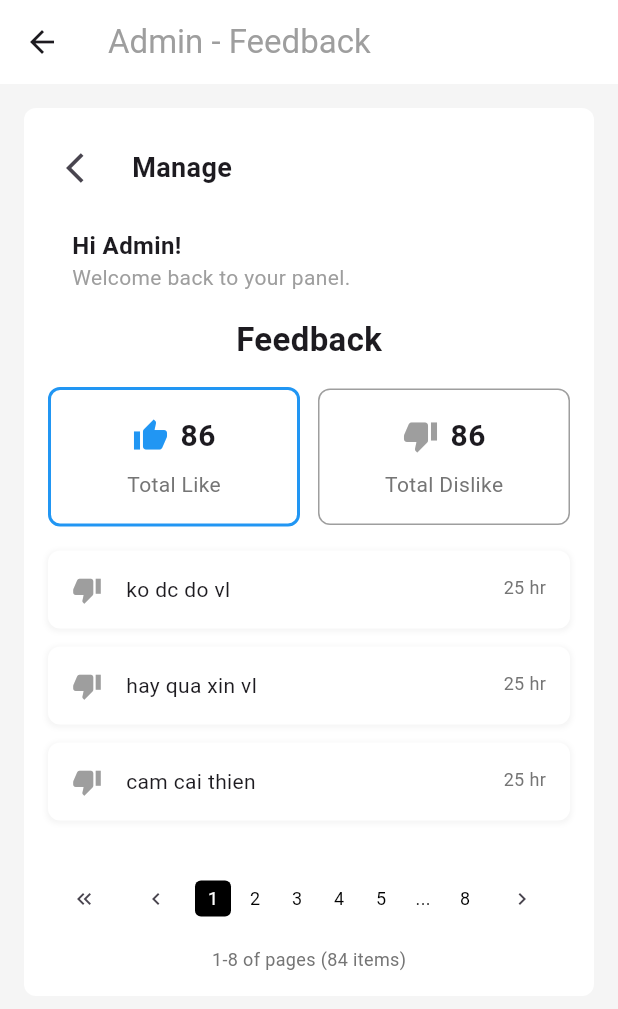
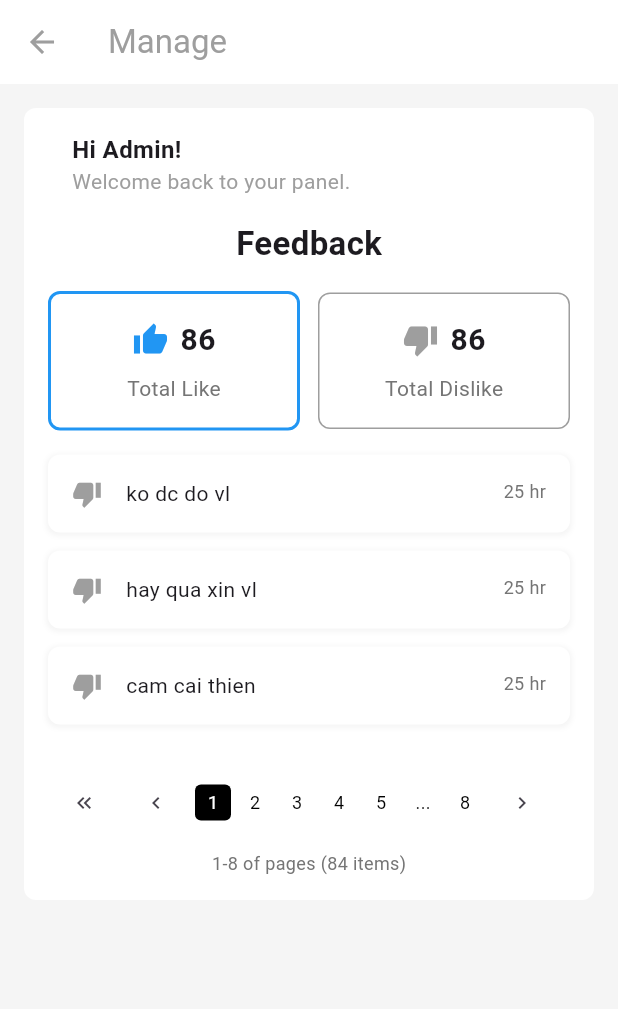
Before and after one commit to quochungg/ChatFPT.Mobile, a Flutter app: the FeedbackScreen screen opened directly, on a phone screen of 412 x 824 dp. Shown: the top 1009 px of the screen. Run offline on Flutter 3.47's test engine with Material 3 defaults, Android fonts, the phone set to English and light mode, and no system bars.

Commit message:
update feedback

```diff
--- a/lib/screens/feedback_screen.dart
+++ b/lib/screens/feedback_screen.dart
@@ -11,8 +11,15 @@ class FeedbackScreen extends StatelessWidget {
       appBar: AppBar(
         backgroundColor: Colors.white,
         elevation: 0,
-        title: const Text('Admin - Feedback',
+        title: const Text(
+          'Manage',
           style: TextStyle(color: Colors.grey, fontWeight: FontWeight.normal),
+        ),
+        leading: IconButton(
+          icon: const Icon(Icons.arrow_back, color: Colors.grey),
+          onPressed: () {
+            Navigator.pop(context);
+          },
         ),
       ),
       body: SingleChildScrollView(
@@ -27,27 +34,7 @@ class FeedbackScreen extends StatelessWidget {
             child: Column(
               crossAxisAlignment: CrossAxisAlignment.start,
               children: [
-                // Nút back và tiêu đề
-                Row(
-                  children: [
-                    IconButton(
-                      icon: const Icon(Icons.arrow_back_ios),
-                      onPressed: () {
-                        Navigator.pop(context);
-                      },
-                      padding: EdgeInsets.zero,
-                      constraints: const BoxConstraints(),
-                    ),
-                    const SizedBox(width: 8),
-                    const Text(
-                      'Manage',
-                      style: TextStyle(
-                          fontSize: 18, fontWeight: FontWeight.bold),
-                    ),
-                  ],
-                ),
-
-                const SizedBox(height: 16),
+                // Removed the back button row with "Manage" text
 
                 // Welcome text
                 const Padding(
@@ -62,8 +49,7 @@ class FeedbackScreen extends StatelessWidget {
                       ),
                       Text(
                         'Welcome back to your panel.',
-                        style: TextStyle(
-                            fontSize: 14, color: Colors.grey),
+                        style: TextStyle(fontSize: 14, color: Colors.grey),
                       ),
                     ],
                   ),
@@ -101,7 +87,8 @@ class FeedbackScreen extends StatelessWidget {
                                 Text(
                                   '86',
                                   style: TextStyle(
-                                      fontSize: 20, fontWeight: FontWeight.bold),
+                                      fontSize: 20,
+                                      fontWeight: FontWeight.bold),
                                 ),
                               ],
                             ),
@@ -133,7 +120,8 @@ class FeedbackScreen extends StatelessWidget {
                                 Text(
                                   '86',
                                   style: TextStyle(
-                                      fontSize: 20, fontWeight: FontWeight.bold),
+                                      fontSize: 20,
+                                      fontWeight: FontWeight.bold),
                                 ),
                               ],
                             ),
@@ -168,7 +156,8 @@ class FeedbackScreen extends StatelessWidget {
                       mainAxisAlignment: MainAxisAlignment.center,
                       children: [
                         IconButton(
-                          icon: const Icon(Icons.keyboard_double_arrow_left, size: 16),
+                          icon: const Icon(Icons.keyboard_double_arrow_left,
+                              size: 16),
                           onPressed: () {},
                           padding: const EdgeInsets.symmetric(horizontal: 4),
                           constraints: const BoxConstraints(),
@@ -187,13 +176,15 @@ class FeedbackScreen extends StatelessWidget {
                         _buildPageButton('...', false),
                         _buildPageButton('8', false),
                         IconButton(
-                          icon: const Icon(Icons.keyboard_arrow_right, size: 16),
+                          icon:
+                              const Icon(Icons.keyboard_arrow_right, size: 16),
                           onPressed: () {},
                           padding: const EdgeInsets.symmetric(horizontal: 4),
                           constraints: const BoxConstraints(),
                         ),
                         IconButton(
-                          icon: const Icon(Icons.keyboard_double_arrow_right, size: 16),
+                          icon: const Icon(Icons.keyboard_double_arrow_right,
+                              size: 16),
                           onPressed: () {},
                           padding: const EdgeInsets.symmetric(horizontal: 4),
                           constraints: const BoxConstraints(),
```
Also changed, not shown: 4 other files.
